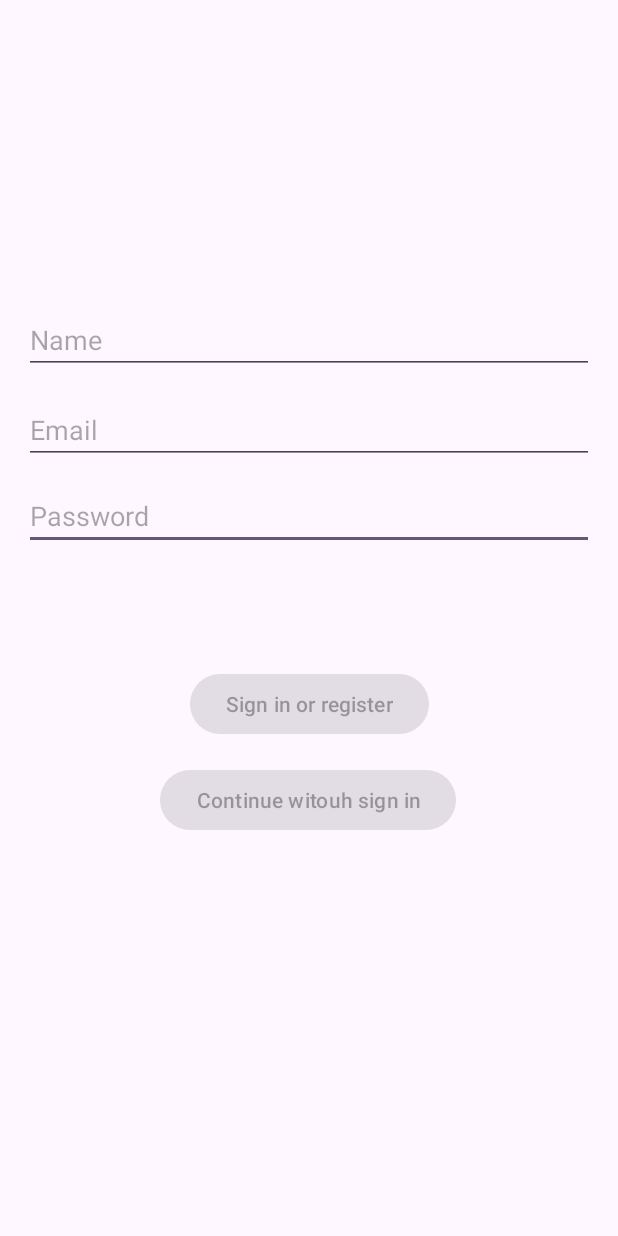
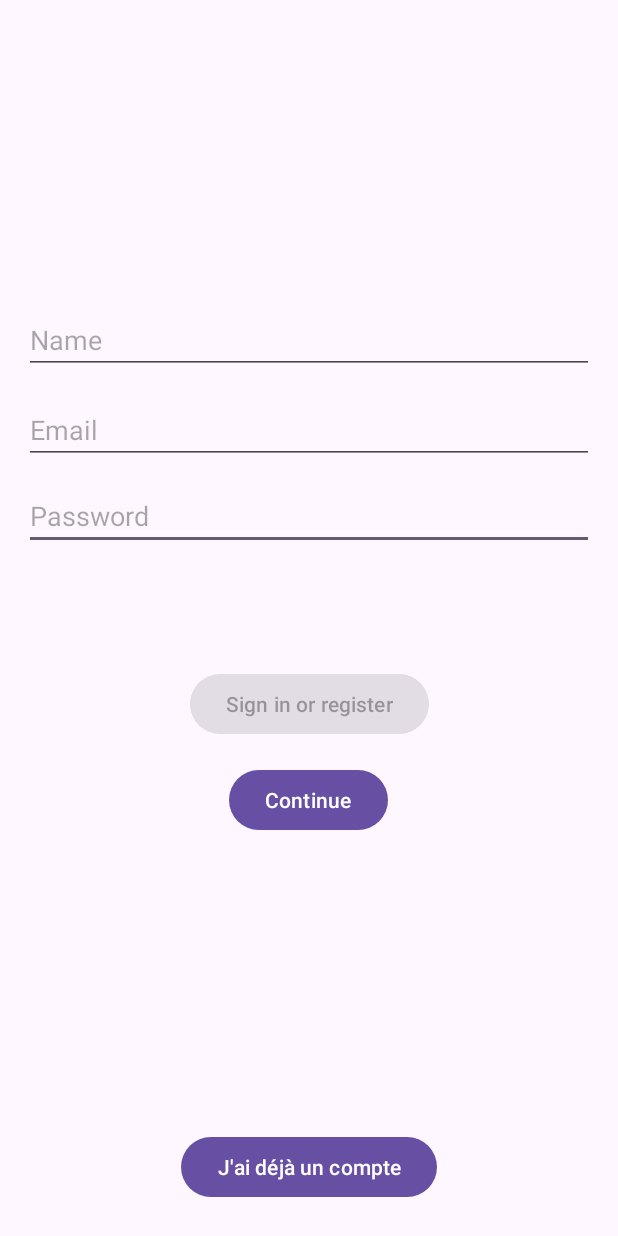
Before and after one commit to lordyhas/ivote-master-project, an Android app built with Jetpack Compose: the screen it shows after launch (LoginActivity), on a phone screen of 412 x 824 dp. Run offline under Robolectric (Android 15) with nearby library versions, the phone set to English and light mode, and no system bars; 2 statements that could not run were skipped.

Commit message:
version 1.0.0+3

```diff
--- a/app/src/main/java/org/unh/i_vote/data/database/model/User.kt
+++ b/app/src/main/java/org/unh/i_vote/data/database/model/User.kt
@@ -1,23 +1,23 @@
 package org.unh.i_vote.data.database.model
 
 data class User(
-    val id : Int,
     val name: String,
     val email: String,
+    val orgList: List<String>
 ){
     fun toMap() : Map<String, Any> {
         return mapOf(
-            "id" to  id,
             "name" to name,
             "email" to email,
+            "orgList" to orgList,
         )
     }
     //fun toJson() = toMap();
     companion object {
         fun fromMap(data: Map<String, Any>) : User = User(
-            data["id"] as Int,
             data["name"] as String,
             data["email"] as String,
+            data["orgList"] as List<String>,
         )
     }
 }
--- a/app/src/main/res/layout/activity_login.xml
+++ b/app/src/main/res/layout/activity_login.xml
@@ -24,7 +24,7 @@
         app:layout_constraintEnd_toEndOf="parent"
         app:layout_constraintHorizontal_bias="0.625"
         app:layout_constraintStart_toStartOf="parent"
-        app:layout_constraintTop_toBottomOf="@+id/username"
+        app:layout_constraintTop_toBottomOf="@+id/email"
         android:autofillHints="" />
 
     <EditText
@@ -42,7 +42,7 @@
         android:autofillHints="" />
 
     <EditText
-        android:id="@+id/username"
+        android:id="@+id/email"
         android:layout_width="0dp"
         android:layout_height="wrap_content"
         android:layout_marginTop="248dp"
@@ -71,19 +71,41 @@
         app:layout_constraintVertical_bias="0.2" />
 
     <Button
-        android:id="@+id/login2"
+        android:id="@+id/signWithout"
         android:layout_width="wrap_content"
         android:layout_height="wrap_content"
         android:layout_gravity="start"
         android:layout_marginBottom="64dp"
-        android:enabled="false"
-        android:text="Continue witouh sign in"
+        android:enabled="true"
+        android:text="Continue"
         app:layout_constraintBottom_toBottomOf="parent"
         app:layout_constraintEnd_toEndOf="parent"
         app:layout_constraintHorizontal_bias="0.498"
         app:layout_constraintStart_toStartOf="parent"
         app:layout_constraintTop_toBottomOf="@+id/login"
         app:layout_constraintVertical_bias="0.079" />
+
+    <!--com.google.android.gms.common.SignInButton
+        android:id="@+id/googleSignIn"
+        android:layout_width="wrap_content"
+        android:layout_height="wrap_content"
+        app:layout_constraintBottom_toBottomOf="parent"
+        app:layout_constraintEnd_toEndOf="parent"
+        app:layout_constraintStart_toStartOf="parent"
+
+        app:layout_constraintTop_toBottomOf="@+id/googleLogin"
+        app:layout_constraintVertical_bias="0.17" /-->
+
+    <Button
+        android:id="@+id/haveAccountOrNot"
+        android:layout_width="wrap_content"
+        android:layout_height="wrap_content"
+        android:text="@string/have_account"
+        app:layout_constraintBottom_toBottomOf="parent"
+        app:layout_constraintEnd_toEndOf="parent"
+        app:layout_constraintStart_toStartOf="parent"
+        app:layout_constraintTop_toBottomOf="@+id/password"
+        app:layout_constraintVertical_bias="0.984" />
 
     <ProgressBar
         android:id="@+id/loading"
--- a/app/src/main/res/layout/nav_header_main.xml
+++ b/app/src/main/res/layout/nav_header_main.xml
@@ -21,7 +21,7 @@
         app:srcCompat="@mipmap/profile_avatar_foreground" />
 
     <TextView
-        android:id="@+id/username"
+        android:id="@+id/profileUsername"
         android:layout_width="match_parent"
         android:layout_height="wrap_content"
         android:textStyle="bold"
@@ -31,7 +31,7 @@
         android:textAppearance="@style/TextAppearance.AppCompat.Body1" />
 
     <TextView
-        android:id="@+id/textView"
+        android:id="@+id/profileEmail"
         android:layout_width="wrap_content"
         android:layout_height="wrap_content"
         android:text="@string/user_email" />
--- a/app/src/main/res/values/strings.xml
+++ b/app/src/main/res/values/strings.xml
@@ -1,5 +1,5 @@
 <resources>
-    <string name="app_name">iVote</string>
+    <string name="app_name">iVote UNH</string>
     <string name="navigation_drawer_open">Open navigation drawer</string>
     <string name="navigation_drawer_close">Close navigation drawer</string>
     <string name="nav_header_title">Android Studio</string>
@@ -10,6 +10,7 @@
     <string name="menu_home">Home</string>
     <string name="menu_gallery">Votes</string>
     <string name="menu_slideshow">Organisations</string>
+    <string name="menu_org">Organisations</string>
     <string name="title_activity_login">LoginActivity</string>
     <string name="prompt_email">Email</string>
     <string name="prompt_username">Name</string>
@@ -70,4 +71,7 @@
     <string name="votes">Votes</string>
     <string name="plus">Plus</string>
     <string name="title_activity_vote">VoteActivity</string>
+    <string name="have_account">J\'ai déjà un compte</string>
+    <string name="have_no_account">Je n\'ai pas de compte</string>
+    <string name="vote_logo">vote_logo</string>
 </resources>
```
Also changed, not shown: app/src/main/java/org/unh/i_vote/data/LoginDataSource.java (+17 -4 lines), app/src/main/java/org/unh/i_vote/data/LoginRepository.java (+11 -2 lines), app/src/main/java/org/unh/i_vote/data/model/LoggedInUser.java (+6 -1 lines), app/src/main/java/org/unh/i_vote/ui/login/LoggedInUserView.java (+8 -2 lines), app/src/main/java/org/unh/i_vote/ui/login/LoginFormState.java (+23 -6 lines), 1 other file.
